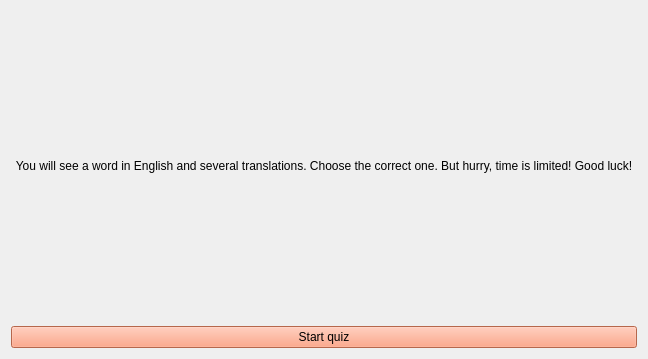
Qt form startquizwidget.ui (sinfillo/SpeakSavvy) before a commit.
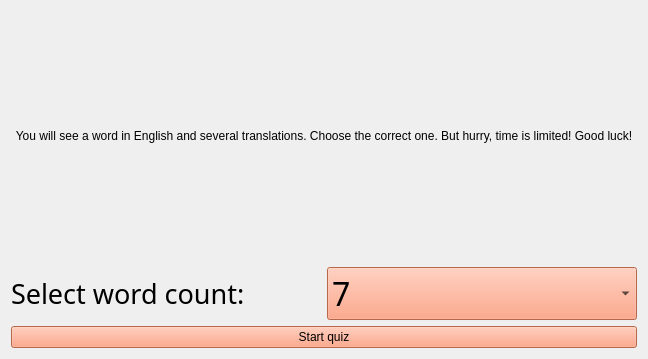
The same form after that commit.

Commit message: fix timer in quiz, change ui in video and quiz, add cnt word in start quiz

The edit to the form file:
```diff
--- a/startquizwidget.ui
+++ b/startquizwidget.ui
@@ -14,7 +14,7 @@
    <string>Form</string>
   </property>
   <layout class="QGridLayout" name="gridLayout">
-   <item row="0" column="0">
+   <item row="0" column="0" colspan="2">
     <widget class="QLabel" name="instructionLabel">
      <property name="whatsThis">
       <string>&lt;html&gt;&lt;head/&gt;&lt;body&gt;&lt;p&gt;You will see a word in English and several translations.&lt;/p&gt;&lt;p&gt;Choose the correct one. &lt;/p&gt;&lt;p&gt;But hurry, time is limited!&lt;/p&gt;&lt;/body&gt;&lt;/html&gt;</string>
@@ -34,6 +34,50 @@
     </widget>
    </item>
    <item row="1" column="0">
+    <widget class="QLabel" name="label">
+     <property name="font">
+      <font>
+       <family>PT Mono</family>
+       <pointsize>20</pointsize>
+      </font>
+     </property>
+     <property name="text">
+      <string>Select word count:</string>
+     </property>
+    </widget>
+   </item>
+   <item row="1" column="1">
+    <widget class="QComboBox" name="comboBox">
+     <property name="font">
+      <font>
+       <family>PT Mono</family>
+       <pointsize>24</pointsize>
+       <italic>false</italic>
+       <bold>false</bold>
+      </font>
+     </property>
+     <property name="styleSheet">
+      <string notr="true">font: 24pt &quot;PT Mono&quot;;
+background-color: rgb(255, 144, 106);</string>
+     </property>
+     <item>
+      <property name="text">
+       <string>7</string>
+      </property>
+     </item>
+     <item>
+      <property name="text">
+       <string>10</string>
+      </property>
+     </item>
+     <item>
+      <property name="text">
+       <string>15</string>
+      </property>
+     </item>
+    </widget>
+   </item>
+   <item row="2" column="0" colspan="2">
     <widget class="QPushButton" name="startQuizButton">
      <property name="styleSheet">
       <string notr="true">font: 24pt &quot;PT Mono&quot;;
```
The commit also changes 14 other files.
